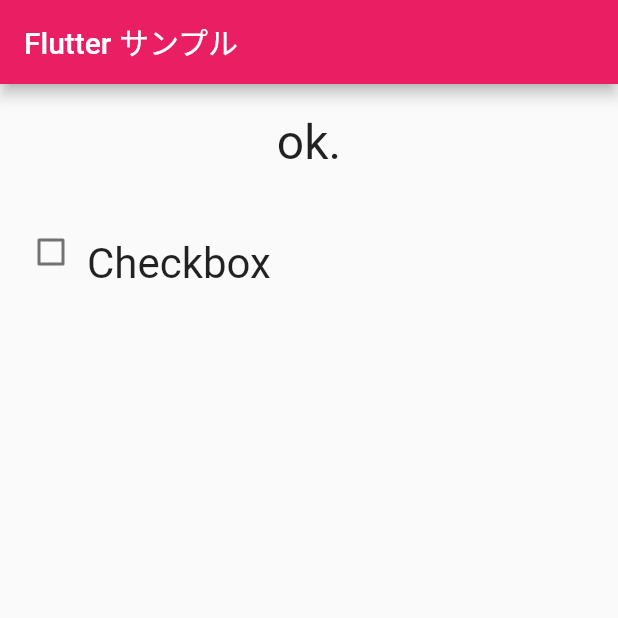
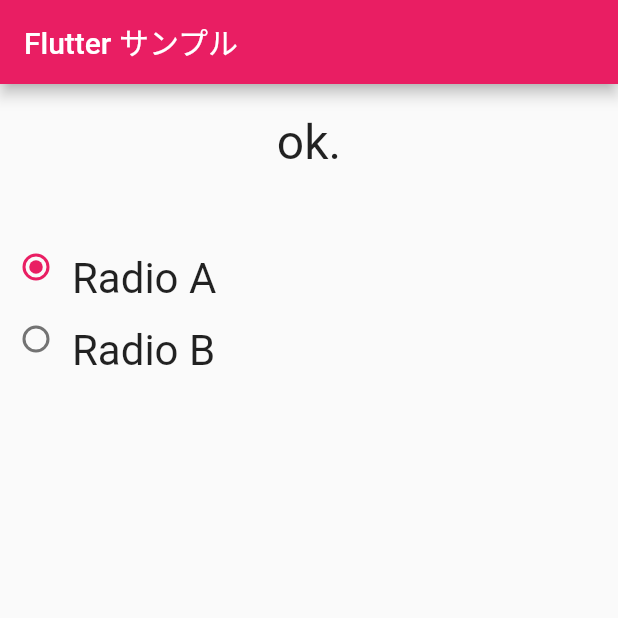
Before and after one commit to sin0713/FlutterSample, a Flutter app: the screen it shows after launch, on a phone screen of 412 x 824 dp, the top half of it. Run offline on Flutter 3.47's test engine with Material 2 defaults, Android fonts, the phone set to English and light mode, and no system bars.

Commit message:
[Add] Radio

```diff
--- a/flutter_app/lib/main.dart
+++ b/flutter_app/lib/main.dart
@@ -47,12 +47,16 @@ class Data {
 class _MyHomePageState extends State<MyHomePage> {
 
   static var _message = 'ok.';
-  static var _checked = false;
+  static var _groupValue = RadioType.A;
 
-  void checkChanged(bool? val) {
+  void checkChanged(RadioType? val) {
     setState(() {
-      _checked = val ?? false;
-      _message = _checked ? "checked!" : "not checked ..";
+      _groupValue = val ?? RadioType.A;
+      if (val == RadioType.A) {
+         _message = "A";
+      } else {
+        _message = "B";
+      }
     });
   }
 
@@ -78,29 +82,53 @@ class _MyHomePageState extends State<MyHomePage> {
                       fontFamily: "Roboto"),
                   ),
                 ),
-                Padding(
-                  padding: const EdgeInsets.all(10.0),
-                  child: Row(
+
+                Padding(padding: EdgeInsets.all(10.0)),
+
+                Row(
                     mainAxisAlignment: MainAxisAlignment.start,
                     mainAxisSize: MainAxisSize.max,
                     crossAxisAlignment: CrossAxisAlignment.end,
                     children: [
-                      Checkbox(
-                        value: _checked,
+                      Radio<RadioType>(
+                        value: RadioType.A,
+                        groupValue: _groupValue,
                         onChanged: checkChanged,
                       ),
                       Text(
-                        "Checkbox",
+                        "Radio A",
+                        style: TextStyle(fontSize: 28.0,
+                          fontWeight: FontWeight.w400,
+                          fontFamily: "Roboto"),
+                      )
+                    ],
+                  ),
+
+               Row(
+                    mainAxisAlignment: MainAxisAlignment.start,
+                    mainAxisSize: MainAxisSize.max,
+                    crossAxisAlignment: CrossAxisAlignment.end,
+                    children: [
+                      Radio<RadioType>(
+                        value: RadioType.B,
+                        groupValue: _groupValue,
+                        onChanged: checkChanged,
+                      ),
+                      Text(
+                        "Radio B",
                         style: TextStyle(fontSize: 28.0,
                           fontWeight: FontWeight.w400,
                           fontFamily: "Roboto"),
                       )
                     ],
                   )
-                ),
               ],
             ),
         )
       );
   }
 }
+
+enum RadioType {
+  A, B
+}
```
